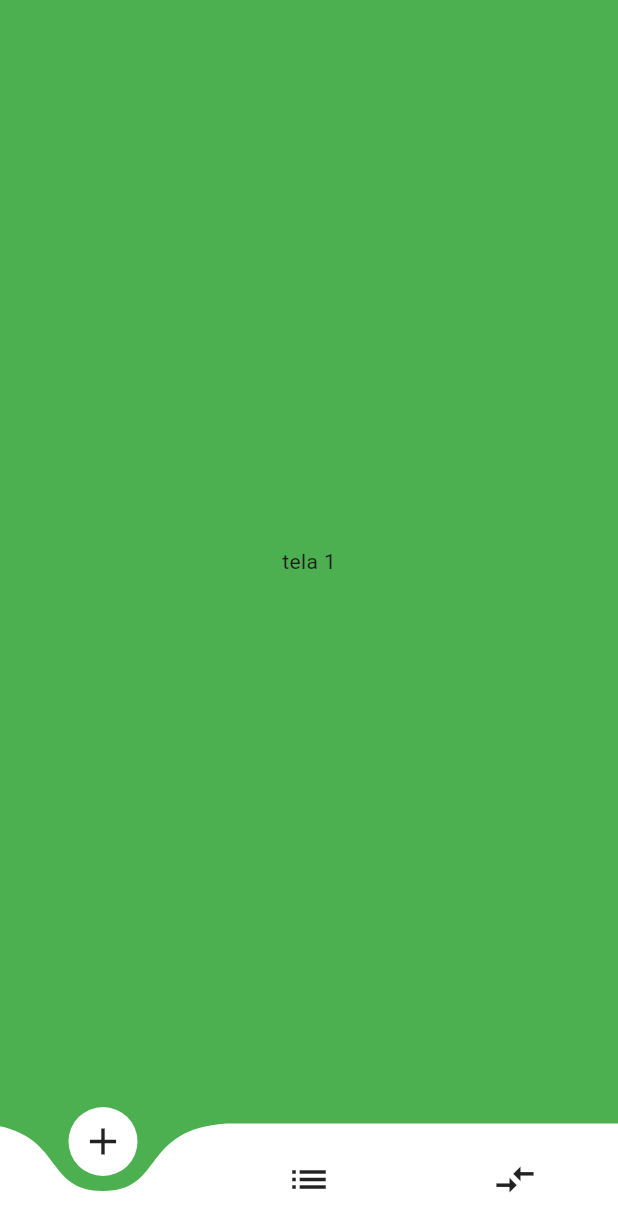
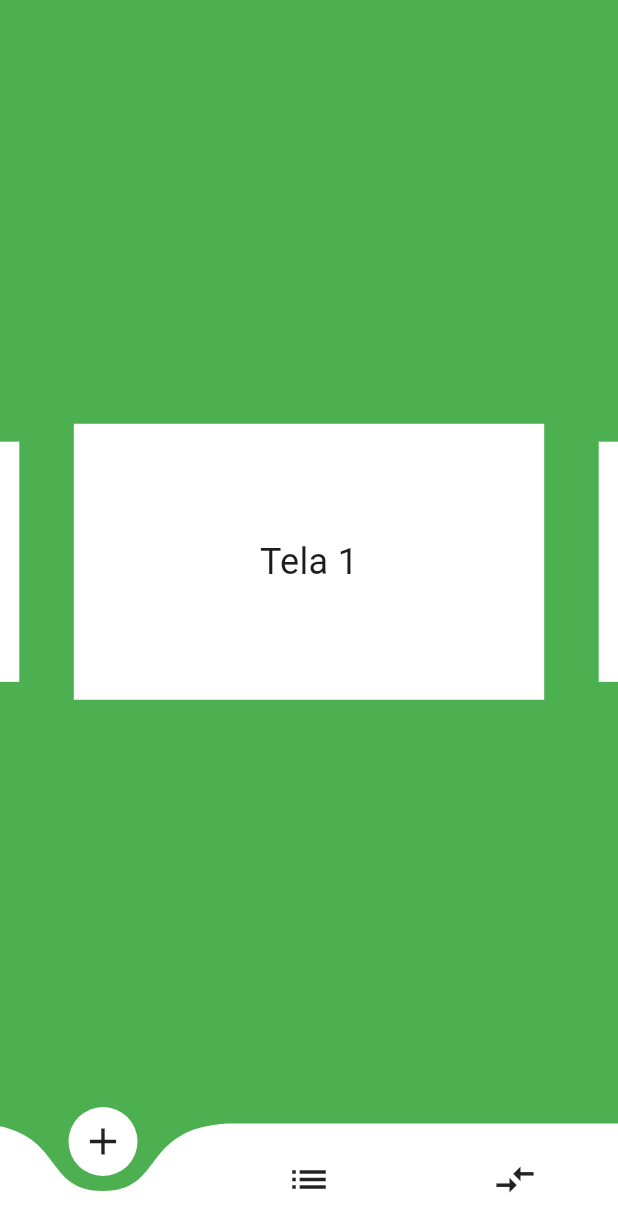
Before and after one commit to AugustoZanoli/nature_app, a Flutter app: the screen it shows after launch, on a phone screen of 412 x 824 dp. Shown: the top 1232 px of the screen. Run offline on Flutter 3.47's test engine with Material 3 defaults, Android fonts, the light colour scheme and no system bars; drawn by our look-alikes of carousel_slider, curved_navigation_bar.

Commit message:
Aprendendo novas bilbiotecas - carrossel

```diff
--- a/nature_app/lib/main.dart
+++ b/nature_app/lib/main.dart
@@ -1,5 +1,6 @@
 import 'package:curved_navigation_bar/curved_navigation_bar.dart';
 import 'package:flutter/material.dart';
+import 'package:carousel_slider/carousel_slider.dart';
 
 void main() {
   runApp(const MyApp());
@@ -33,9 +34,9 @@
   int _selectedIndex = 0;
 
   final List<Widget> _pages = [
-    Center(child: const Text('tela 1')),
-    Center(child: const Text('tela 2')),
-    Center(child: const Text('tela 3')),
+    const Center(child: Text('Tela 1', style: TextStyle(fontSize: 24))),
+    const Center(child: Text('Tela 2', style: TextStyle(fontSize: 24))),
+    const Center(child: Text('Tela 3', style: TextStyle(fontSize: 24))),
   ];
 
   void _onItemTapped(int index) {
@@ -47,19 +48,29 @@
   @override
   Widget build(BuildContext context) {
     return Scaffold(
-      body: _pages[_selectedIndex],
+      body: Center(
+        child: CarouselSlider(
+          options: CarouselOptions(height: 200.0, enlargeCenterPage: true),
+          items: _pages.map((widget) {
+            return Container(
+              margin: const EdgeInsets.all(8.0),
+              padding: const EdgeInsets.all(8.0),
+              color: Colors.white,
+              child: widget,
+            );
+          }).toList(),
+        ),
+      ),
       backgroundColor: Colors.green,
       bottomNavigationBar: CurvedNavigationBar(
         backgroundColor: Colors.green,
-        items: <Widget>[
+        items: const <Widget>[
           Icon(Icons.add, size: 30),
           Icon(Icons.list, size: 30),
           Icon(Icons.compare_arrows, size: 30),
         ],
         onTap: (index) {
-          setState(() {
-            _onItemTapped(index);
-          });
+          _onItemTapped(index);
         },
       ),
     );
--- a/nature_app/pubspec.yaml
+++ b/nature_app/pubspec.yaml
@@ -31,6 +31,7 @@ dependencies:
   flutter:
     sdk: flutter
   curved_navigation_bar: ^1.0.6
+  carousel_slider: ^5.0.0
 
   # The following adds the Cupertino Icons font to your application.
   # Use with the CupertinoIcons class for iOS style icons.
```
Also changed, not shown: nature_app/pubspec.lock.
